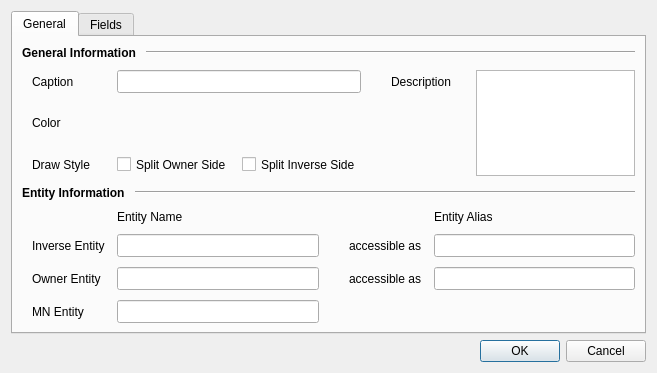
Before: the Qt Designer form src/Gui/ModelEditors/dialogModelManyToManyEditor.ui in Atlantic18/skipper-translation, drawn with Qt 5.
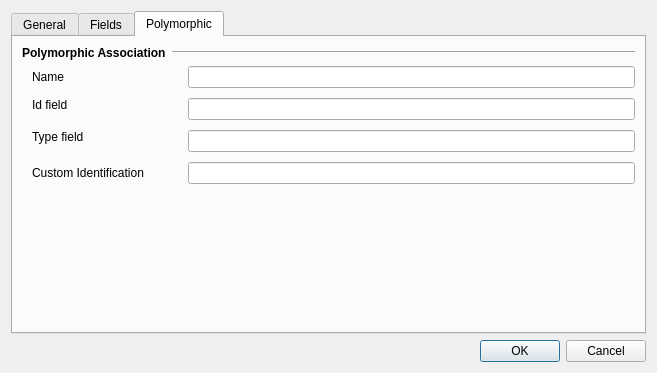
After: the same form once the commit is applied. The open tabs and pages were chosen to show the change. Icons and pictures are not drawn. Custom widgets are drawn as their Qt base class.

The edit to the form file:
```diff
--- a/src/Gui/ModelEditors/dialogModelManyToManyEditor.ui
+++ b/src/Gui/ModelEditors/dialogModelManyToManyEditor.ui
@@ -471,6 +471,119 @@
        </item>
       </layout>
      </widget>
+     <widget class="QWidget" name="tabPolymorph">
+      <attribute name="icon">
+       <iconset resource="../../Images/skipperImages.qrc">
+        <normaloff>:/ModelObjects/manyToMany_16.png</normaloff>:/ModelObjects/manyToMany_16.png</iconset>
+      </attribute>
+      <attribute name="title">
+       <string>Polymorphic</string>
+      </attribute>
+      <layout class="QVBoxLayout" name="verticalLayout_4">
+       <item>
+        <layout class="QHBoxLayout" name="layoutAssocFields_2">
+         <item>
+          <widget class="QLabel" name="labelPolymorphicCaption">
+           <property name="sizePolicy">
+            <sizepolicy hsizetype="Maximum" vsizetype="Preferred">
+             <horstretch>0</horstretch>
+             <verstretch>0</verstretch>
+            </sizepolicy>
+           </property>
+           <property name="font">
+            <font>
+             <weight>75</weight>
+             <bold>true</bold>
+            </font>
+           </property>
+           <property name="frameShape">
+            <enum>QFrame::NoFrame</enum>
+           </property>
+           <property name="text">
+            <string>Polymorphic Association</string>
+           </property>
+          </widget>
+         </item>
+         <item>
+          <widget class="Line" name="labelPolymorphicCaption2">
+           <property name="orientation">
+            <enum>Qt::Horizontal</enum>
+           </property>
+          </widget>
+         </item>
+        </layout>
+       </item>
+       <item>
+        <layout class="QGridLayout" name="gridFields_2" columnminimumwidth="150,0">
+         <property name="leftMargin">
+          <number>10</number>
+         </property>
+         <property name="verticalSpacing">
+          <number>10</number>
+         </property>
+         <item row="2" column="1">
+          <widget class="QLineEdit" name="editPolymorphicTypeField"/>
+         </item>
+         <item row="1" column="0">
+          <widget class="QLabel" name="labelFieldId">
+           <property name="text">
+            <string>Id field</string>
+           </property>
+           <property name="alignment">
+            <set>Qt::AlignLeading|Qt::AlignLeft|Qt::AlignTop</set>
+           </property>
+          </widget>
+         </item>
+         <item row="1" column="1">
+          <widget class="QLineEdit" name="editPolymorphicIdField"/>
+         </item>
+         <item row="0" column="0">
+          <widget class="QLabel" name="labelPolymorphicName">
+           <property name="text">
+            <string>Name</string>
+           </property>
+          </widget>
+         </item>
+         <item row="2" column="0">
+          <widget class="QLabel" name="labelFieldType">
+           <property name="text">
+            <string>Type field</string>
+           </property>
+           <property name="alignment">
+            <set>Qt::AlignLeading|Qt::AlignLeft|Qt::AlignTop</set>
+           </property>
+          </widget>
+         </item>
+         <item row="3" column="1">
+          <widget class="QLineEdit" name="editPolymorphicIdentification"/>
+         </item>
+         <item row="3" column="0">
+          <widget class="QLabel" name="labelFieldIdentification">
+           <property name="text">
+            <string>Custom Identification</string>
+           </property>
+          </widget>
+         </item>
+         <item row="0" column="1">
+          <widget class="QLineEdit" name="editPolymorphicName"/>
+         </item>
+        </layout>
+       </item>
+       <item>
+        <spacer name="verticalSpacer_2">
+         <property name="orientation">
+          <enum>Qt::Vertical</enum>
+         </property>
+         <property name="sizeHint" stdset="0">
+          <size>
+           <width>20</width>
+           <height>40</height>
+          </size>
+         </property>
+        </spacer>
+       </item>
+      </layout>
+     </widget>
     </widget>
    </item>
    <item>
```
Left out of the diff: 13 changed lines with no effect on the pictures.
